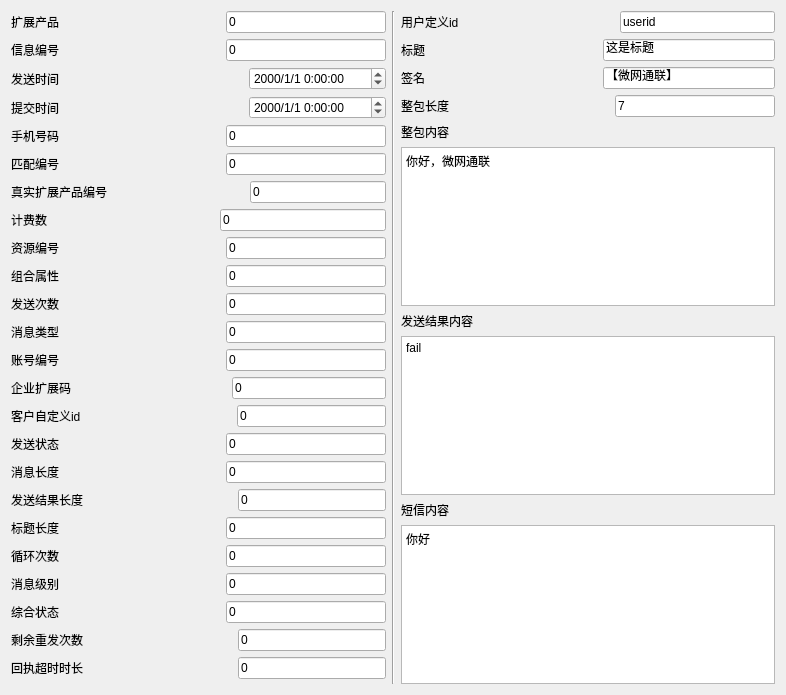
Qt form MsgTest/UI/UI_SMsgSendData.ui (XiaoJiaoYaZi/welink) before a commit.
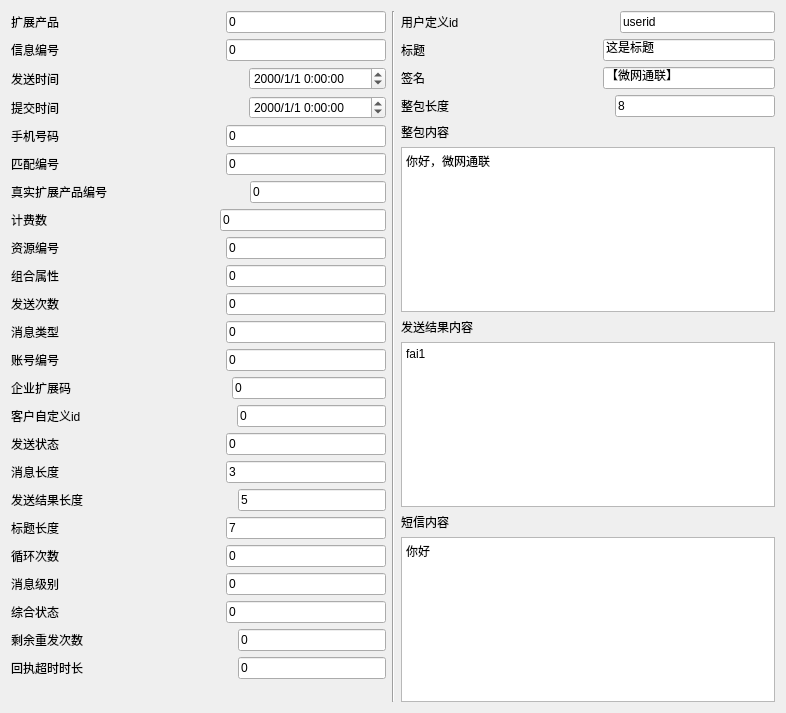
The same form after that commit.

The edit to the form file:
```diff
--- a/MsgTest/UI/UI_SMsgSendData.ui
+++ b/MsgTest/UI/UI_SMsgSendData.ui
@@ -7,7 +7,7 @@
     <x>0</x>
     <y>0</y>
     <width>786</width>
-    <height>695</height>
+    <height>713</height>
    </rect>
   </property>
   <property name="windowTitle">
@@ -639,7 +639,7 @@
           </size>
          </property>
          <property name="text">
-          <string>0</string>
+          <string>3</string>
          </property>
         </widget>
        </item>
@@ -676,7 +676,7 @@
           </size>
          </property>
          <property name="text">
-          <string>0</string>
+          <string>5</string>
          </property>
         </widget>
        </item>
@@ -713,7 +713,7 @@
           </size>
          </property>
          <property name="text">
-          <string>0</string>
+          <string>7</string>
          </property>
         </widget>
        </item>
@@ -1050,7 +1050,7 @@
           </size>
          </property>
          <property name="text">
-          <string>7</string>
+          <string>8</string>
          </property>
         </widget>
        </item>
@@ -1094,8 +1094,7 @@
 &lt;html&gt;&lt;head&gt;&lt;meta name=&quot;qrichtext&quot; content=&quot;1&quot; /&gt;&lt;style type=&quot;text/css&quot;&gt;
 p, li { white-space: pre-wrap; }
 &lt;/style&gt;&lt;/head&gt;&lt;body style=&quot; font-family:'SimSun'; font-size:9pt; font-weight:400; font-style:normal;&quot;&gt;
-&lt;p style=&quot; margin-top:0px; margin-bottom:0px; margin-left:0px; margin-right:0px; -qt-block-indent:0; text-indent:0px;&quot;&gt;fail&lt;/p&gt;
-&lt;p style=&quot;-qt-paragraph-type:empty; margin-top:0px; margin-bottom:0px; margin-left:0px; margin-right:0px; -qt-block-indent:0; text-indent:0px;&quot;&gt;&lt;br /&gt;&lt;/p&gt;&lt;/body&gt;&lt;/html&gt;</string>
+&lt;p style=&quot; margin-top:0px; margin-bottom:0px; margin-left:0px; margin-right:0px; -qt-block-indent:0; text-indent:0px;&quot;&gt;fai1&lt;/p&gt;&lt;/body&gt;&lt;/html&gt;</string>
          </property>
         </widget>
        </item>
```
